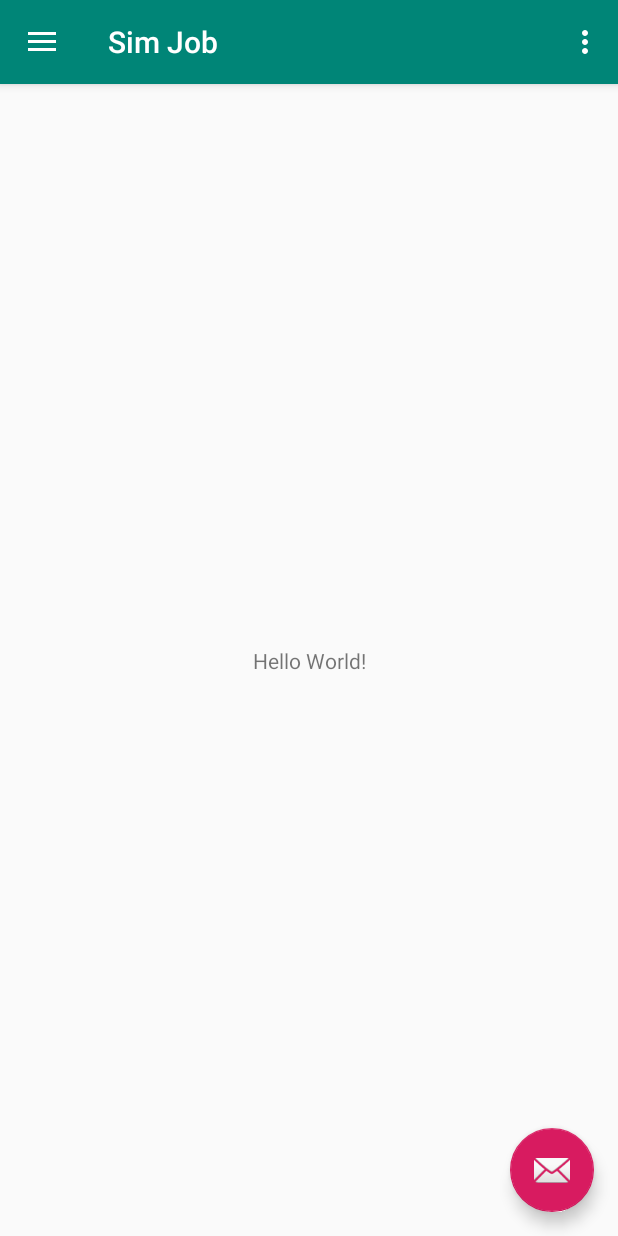
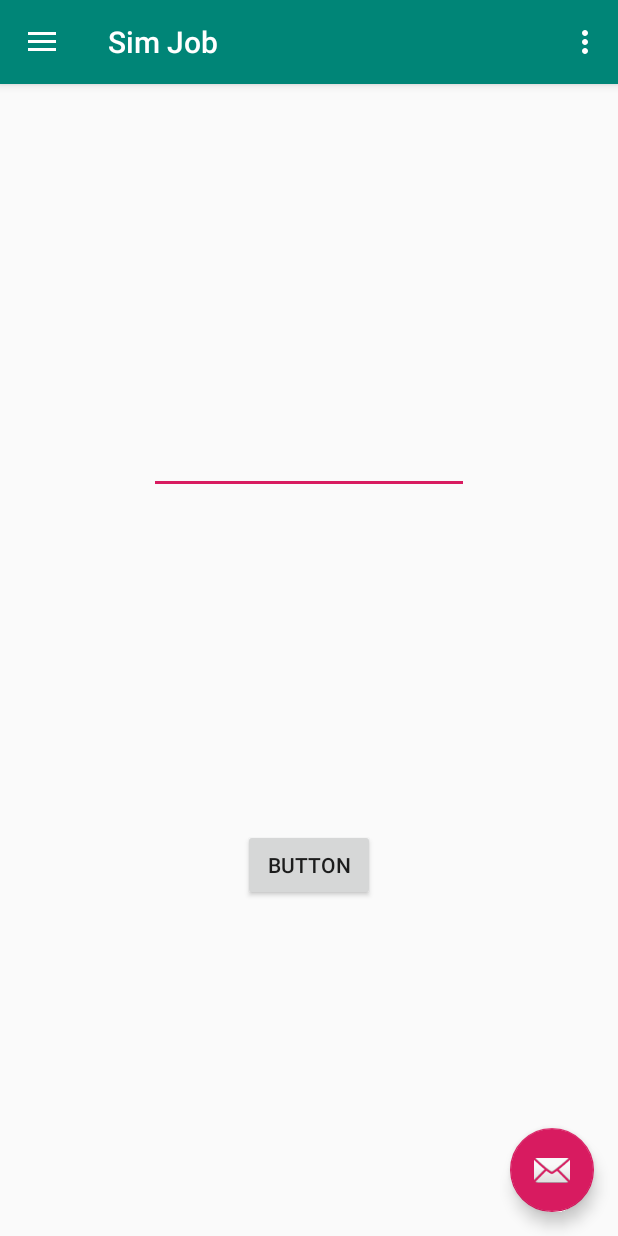
Before and after one commit to 21dircam/JobSim, an Android app: the screen it shows after launch (MainActivity), on a phone screen of 412 x 824 dp. Run offline under Robolectric (Android 15) with nearby library versions, the light colour scheme and no system bars.

Commit message:
New Main Activity Screen

```diff
--- a/app/src/main/java/org/pltw/examples/simjob/MainActivity.java
+++ b/app/src/main/java/org/pltw/examples/simjob/MainActivity.java
@@ -13,15 +13,22 @@ import android.support.v4.widget.DrawerLayout;
 import android.support.v7.app.AppCompatActivity;
 import android.support.v7.widget.Toolbar;
 import android.view.Menu;
+import android.widget.EditText;
 
 public class MainActivity extends AppCompatActivity
         implements NavigationView.OnNavigationItemSelectedListener {
+
+
+    private EditText etMoneyCount;
 
     @Override
     protected void onCreate(Bundle savedInstanceState) {
         // I changed this
         super.onCreate(savedInstanceState);
         setContentView(R.layout.activity_main);
+
+        etMoneyCount = findViewById(R.id.et_moneyCount);
+
         Toolbar toolbar = findViewById(R.id.toolbar);
         setSupportActionBar(toolbar);
         FloatingActionButton fab = findViewById(R.id.fab);
@@ -32,6 +39,25 @@ public class MainActivity extends AppCompatActivity
                         .setAction("Action", null).show();
             }
         });
+
+        fab =  findViewById(R.id.fab);
+        fab.setOnClickListener(new View.OnClickListener() {
+            @Override
+            public void onClick(View view) {
+
+                //Todo add save everything
+
+            }
+        });
+
+        findViewById(R.id.bt_makeMoney).setOnClickListener(new View.OnClickListener() {
+            @Override
+            public void onClick(View view) {
+
+
+            }
+        });
+
         DrawerLayout drawer = findViewById(R.id.drawer_layout);
         NavigationView navigationView = findViewById(R.id.nav_view);
         ActionBarDrawerToggle toggle = new ActionBarDrawerToggle(
--- a/app/src/main/res/layout/content_main.xml
+++ b/app/src/main/res/layout/content_main.xml
@@ -9,13 +9,32 @@
     tools:showIn="@layout/app_bar_main"
     tools:context=".MainActivity">
 
-    <TextView
+    <Button
+        android:id="@+id/bt_makeMoney"
         android:layout_width="wrap_content"
         android:layout_height="wrap_content"
-        android:text="Hello World!"
+        android:layout_marginStart="8dp"
+        android:layout_marginTop="8dp"
+        android:layout_marginEnd="8dp"
+        android:layout_marginBottom="8dp"
+        android:text="Button"
         app:layout_constraintBottom_toBottomOf="parent"
-        app:layout_constraintLeft_toLeftOf="parent"
-        app:layout_constraintRight_toRightOf="parent"
+        app:layout_constraintEnd_toEndOf="parent"
+        app:layout_constraintStart_toStartOf="parent"
+        app:layout_constraintTop_toBottomOf="@+id/et_moneyCount" />
+
+    <EditText
+        android:id="@+id/et_moneyCount"
+        android:layout_width="wrap_content"
+        android:layout_height="wrap_content"
+        android:layout_marginStart="8dp"
+        android:layout_marginTop="228dp"
+        android:layout_marginEnd="8dp"
+        android:ems="10"
+        android:gravity="center"
+        android:inputType="numberDecimal"
+        app:layout_constraintEnd_toEndOf="parent"
+        app:layout_constraintStart_toStartOf="parent"
         app:layout_constraintTop_toTopOf="parent" />
 
 </android.support.constraint.ConstraintLayout>
```
